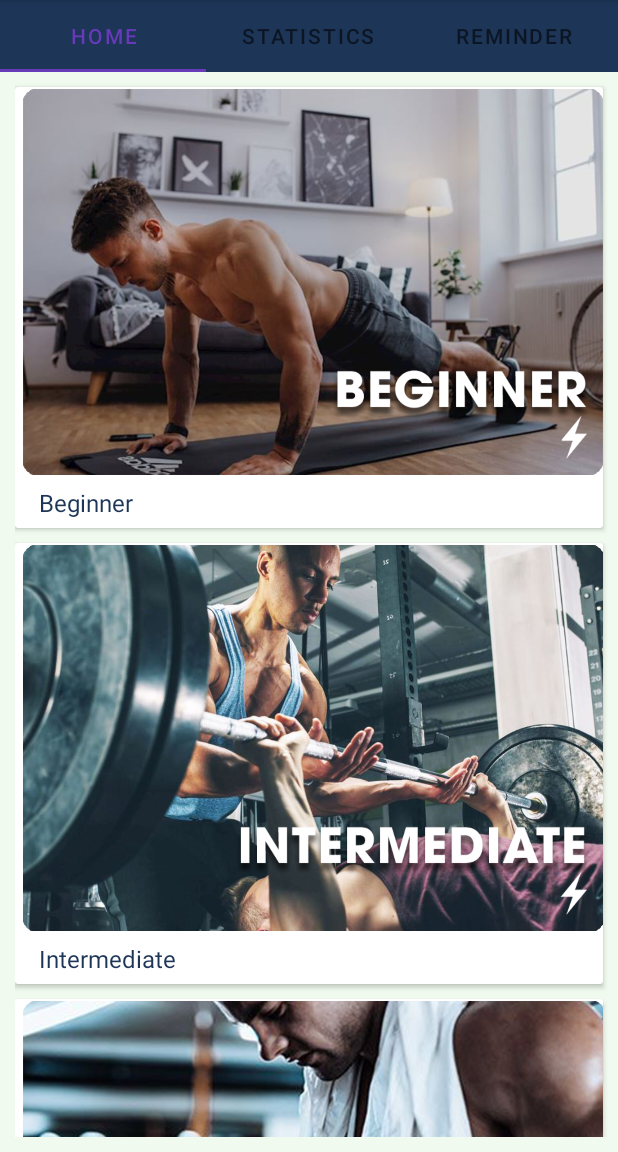
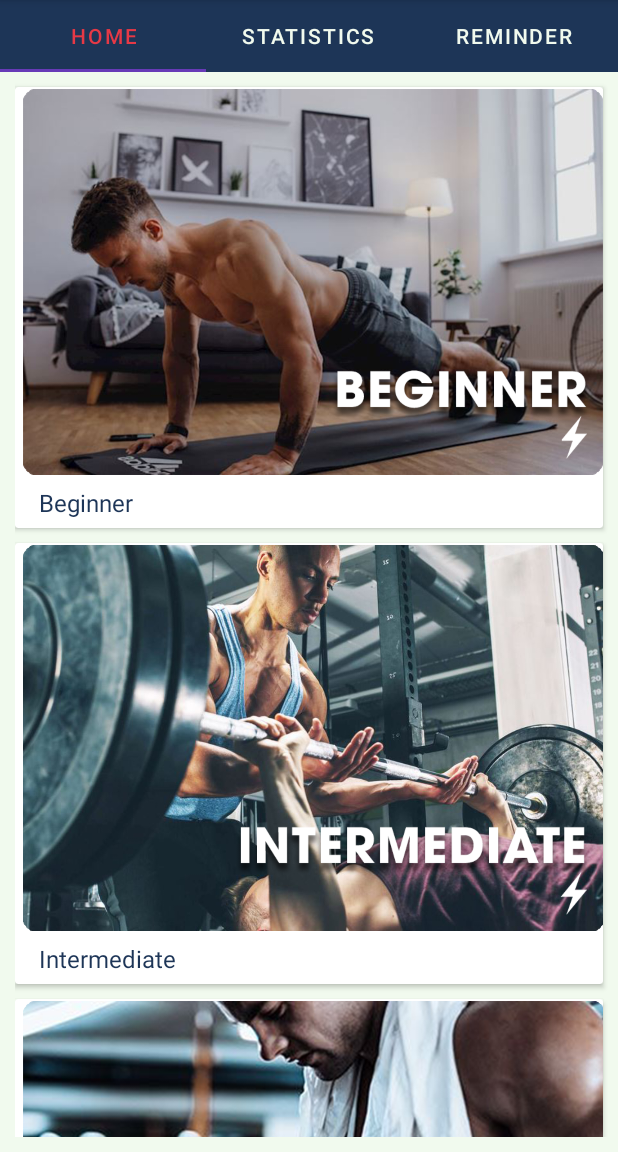
Before and after one commit to maverik0302/sevenworkout, an Android app: the screen it shows after launch (MainActivity), on a phone screen of 412 x 824 dp, the part 84-1236 px from its top. Run offline under Robolectric (Android 15) with nearby library versions, the phone set to English and light mode, and no system bars; our stand-ins replace navigation-ui.

Commit message:
Update Theme

```diff
--- a/app/src/main/AndroidManifest.xml
+++ b/app/src/main/AndroidManifest.xml
@@ -25,7 +25,8 @@
         <activity android:name=".ui.MainActivity" />
         <activity
             android:name=".Splashscreen"
-            android:exported="true">
+            android:exported="true"
+            android:theme="@style/Theme.Design.NoActionBar">
             <intent-filter>
                 <action android:name="android.intent.action.MAIN" />
 
--- a/app/src/main/res/layout/activity_main.xml
+++ b/app/src/main/res/layout/activity_main.xml
@@ -13,7 +13,9 @@
         android:layout_height="wrap_content"
         android:background="@color/Prussian_Blue"
         app:tabGravity="fill"
-        app:tabMode="fixed">
+        app:tabMode="fixed"
+        app:tabTextColor="@color/Honeydew"
+        app:tabSelectedTextColor="@color/Imperial_Red">
     </com.google.android.material.tabs.TabLayout>
 
     <androidx.viewpager.widget.ViewPager
```
